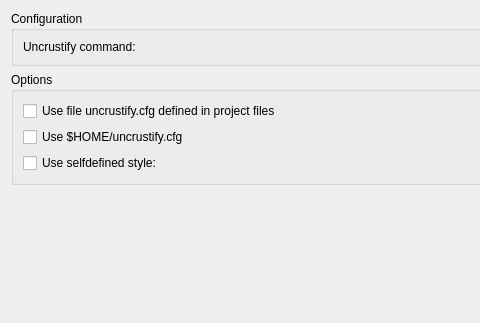
Before: the Qt Designer form src/plugins/beautifier/uncrustify/uncrustifyoptionspage.ui in qt-creator/qt-creator, drawn with Qt 5; both pictures show x 0 to 480 and y 0 to 323 of the 817 by 631 pixel window.
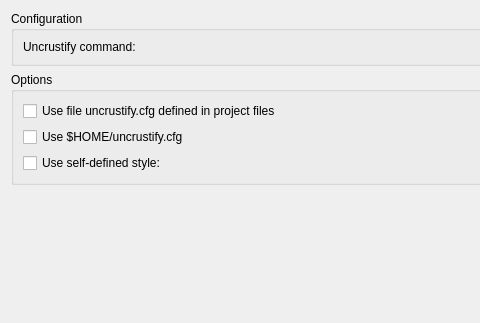
After: the same form once the commit is applied. Custom widgets are drawn as their Qt base class.

```diff
--- a/src/plugins/beautifier/uncrustify/uncrustifyoptionspage.ui
+++ b/src/plugins/beautifier/uncrustify/uncrustifyoptionspage.ui
@@ -58,7 +58,7 @@
         <item>
          <widget class="QCheckBox" name="useCustomStyle">
           <property name="text">
-           <string>Use selfdefined style:</string>
+           <string>Use self-defined style:</string>
           </property>
          </widget>
         </item>
```
